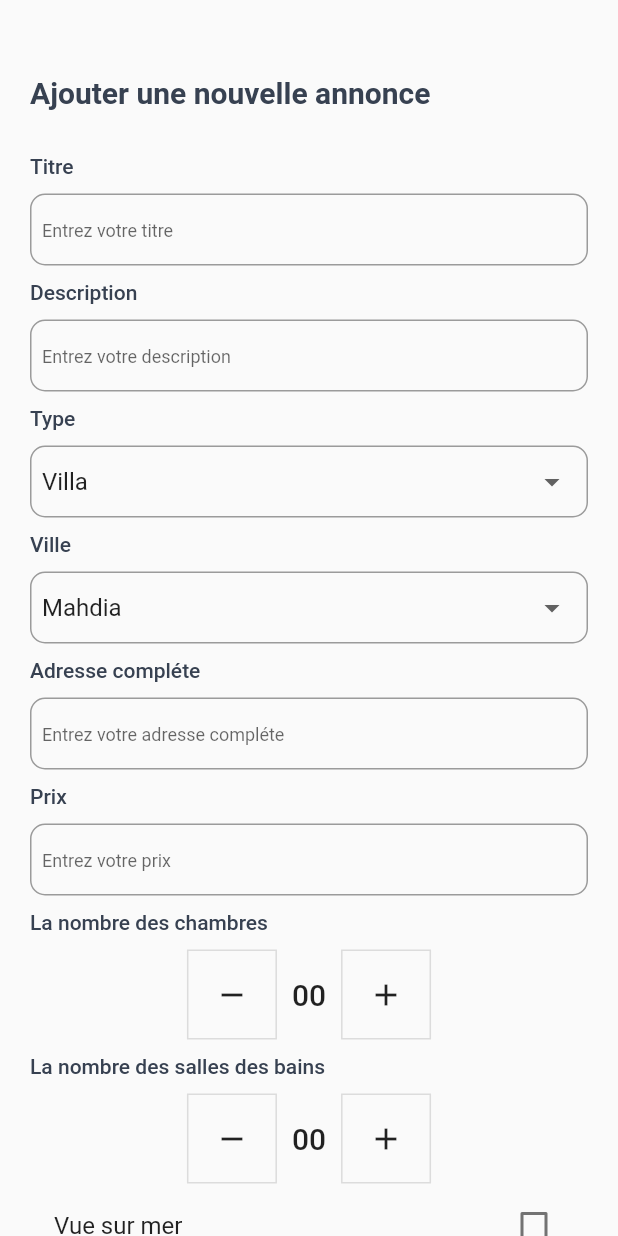
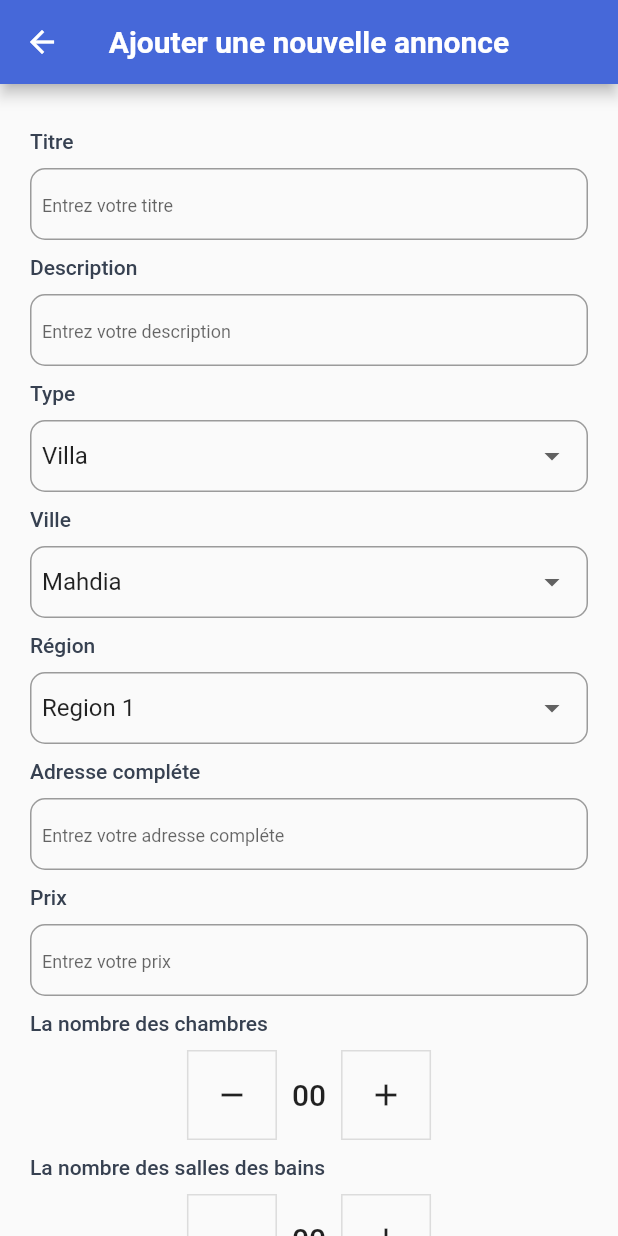
Before and after one commit to riadhmoussa/dari, a Flutter app: the AddAnouncePage screen opened directly, on a phone screen of 412 x 824 dp. Run offline on Flutter 3.47's test engine with Material 2 defaults, Android fonts, the phone set to English and light mode, and no system bars; our stand-ins replace flutter_svg, fluttertoast, get.

Commit message:
add other field in add announce screen

```diff
--- a/lib/views/main/controllers/add_announce_controller.dart
+++ b/lib/views/main/controllers/add_announce_controller.dart
@@ -9,6 +9,13 @@ class AddAnnounceController extends GetxController {
   late TextEditingController name, description,emailForget,passwordChange,passwordConfirm;
   bool valuefirst = false;
   bool valuesecond = false;
+
+
+
+  String selectedValue = "Mahdia" ;
+  RxString selectedValueType = "".obs;
+  RxString selectedValueRegion = "".obs;
+
 
   final RxList<Widget> listImages = <Widget>[].obs;
 
@@ -35,6 +42,17 @@ class AddAnnounceController extends GetxController {
     return menuItems;
   }
 
+  List<DropdownMenuItem<String>> get dropdownItemsRegion{
+    List<DropdownMenuItem<String>> menuItems = [
+      const DropdownMenuItem(child: Text("Region 1"),value: "Region 1"),
+      const DropdownMenuItem(child: Text("Region 2"),value: "Region 2"),
+      const DropdownMenuItem(child: Text("Region 3"),value: "Region 3"),
+      const DropdownMenuItem(child: Text("Region 4"),value: "Region 4"),
+    ];
+    return menuItems;
+  }
+
+
 
   @override
   void onInit() {
@@ -42,11 +60,12 @@ class AddAnnounceController extends GetxController {
     super.onInit();
     types.add(Item("LOUER", false));
     types.add(Item("VENDRE", false));
+    selectedValueType.value= "Villa";
+    selectedValueRegion.value = "Region 1";
     listImages.add(const AddCardBtn());
     name = TextEditingController();
     description = TextEditingController();
     emailForget = TextEditingController();
-
     passwordChange = TextEditingController();
     passwordConfirm = TextEditingController();
 
@@ -63,11 +82,12 @@ class AddAnnounceController extends GetxController {
     name.dispose();
     description.dispose();
     emailForget.dispose();
-
     passwordChange.dispose();
     passwordConfirm.dispose();
   }
-
+  void setType(value) {
+    selectedValueType.value = value;
+  }
  void  onChooseType(index){
    types
          .forEach((gender) => gender.isSelected = false);
--- a/lib/views/main/views/add_announce_page.dart
+++ b/lib/views/main/views/add_announce_page.dart
@@ -1,3 +1,4 @@
+import 'package:dari/config/app_colors.dart';
 import 'package:dari/views/main/controllers/add_announce_controller.dart';
 import 'package:dari/widgets/cart_counter.dart';
 import 'package:dari/widgets/custom_radio.dart';
@@ -14,28 +15,32 @@ class AddAnouncePage extends StatelessWidget {
   final AddAnnounceController _controller = Get.put(AddAnnounceController());
 
   AddAnouncePage({Key? key}) : super(key: key);
-  String selectedValue = "Mahdia";
-  String selectedValueType = "Villa";
+
 
   @override
   Widget build(BuildContext context) {
     return Scaffold(
+      appBar: AppBar(
+        backgroundColor: AppColors.primaryColor,
+        iconTheme: IconThemeData(
+          color: Colors.white, //change your color here
+        ),
+        title: Text("Ajouter une nouvelle annonce",style: TextStyle(
+            color: AppColors.whiteColor,
+        fontWeight: FontWeight.bold,
+        fontSize: 20,
+      ),),
+        centerTitle: true,
+      ),
+
       body: SafeArea(
           child: Padding(
-        padding: EdgeInsets.only(left: 20, right: 20, top: 50),
+        padding: EdgeInsets.only(left: 20, right: 20, ),
         child: SingleChildScrollView(
           child: Container(
             child: Column(
               crossAxisAlignment: CrossAxisAlignment.start,
               children: [
-                const Text(
-                  'Ajouter une nouvelle annonce',
-                  style: TextStyle(
-                    color: Color(0xff374151),
-                    fontWeight: FontWeight.bold,
-                    fontSize: 20,
-                  ),
-                ),
                 const SizedBox(
                   height: 20,
                 ),
@@ -70,9 +75,30 @@ class AddAnouncePage extends StatelessWidget {
                       ),
                     ),
                     dropdownColor: Colors.white,
-                    value: selectedValueType,
-                    onChanged: (String? newValue) {},
+                    value: _controller.selectedValueType.value,
+                    onChanged: (String? newValue) {
+                        _controller.setType(newValue);
+                    },
                     items: _controller.dropdownItemsType),
+               Obx(()=> _controller.selectedValueType=="Appartement"?
+                   Column(
+                     children: [
+                       InputField(
+                         field: "Etagé",
+                         placeholder: "Entrez le numéro de l'étage",
+                         controller: _controller.description,
+                       ),
+                       CheckboxListTile(
+                         controlAffinity: ListTileControlAffinity.trailing,
+                         title: const Text('Ascenseur'),
+                         value: _controller.valuesecond,
+                         onChanged: (value) {
+                           _controller.valuesecond = value!;
+                         },
+                       )
+                     ],
+                   )
+              :const SizedBox()),
                 const Padding(
                   padding: EdgeInsets.symmetric(vertical: 10),
                   child: Text(
@@ -94,9 +120,33 @@ class AddAnouncePage extends StatelessWidget {
                       ),
                     ),
                     dropdownColor: Colors.white,
-                    value: selectedValue,
+                    value: _controller.selectedValue,
                     onChanged: (String? newValue) {},
                     items: _controller.dropdownItemsVille),
+                const Padding(
+                  padding: EdgeInsets.symmetric(vertical: 10),
+                  child: Text(
+                    "Région",
+                    style: TextStyle(
+                      fontWeight: FontWeight.w500,
+                      color: Color(0xff374151),
+                    ),
+                  ),
+                ),
+                DropdownButtonFormField(
+                    decoration: InputDecoration(
+                      contentPadding: const EdgeInsets.all(8),
+                      border: OutlineInputBorder(
+                        borderRadius: BorderRadius.circular(10),
+                      ),
+                      hintStyle: const TextStyle(
+                        fontSize: 12,
+                      ),
+                    ),
+                    dropdownColor: Colors.white,
+                    value: _controller.selectedValueRegion.value,
+                    onChanged: (String? newValue) {},
+                    items: _controller.dropdownItemsRegion),
                 InputField(
                   field: "Adresse compléte",
                   placeholder: "Entrez votre adresse compléte",
@@ -142,14 +192,7 @@ class AddAnouncePage extends StatelessWidget {
                         _controller.valuefirst = value!;
                       },
                     ),
-                    CheckboxListTile(
-                      controlAffinity: ListTileControlAffinity.trailing,
-                      title: const Text('Ascenseur'),
-                      value: _controller.valuesecond,
-                      onChanged: (value) {
-                        _controller.valuesecond = value!;
-                      },
-                    ),
+
                   ],
                 ),
                 GetX<AddAnnounceController>(
```
